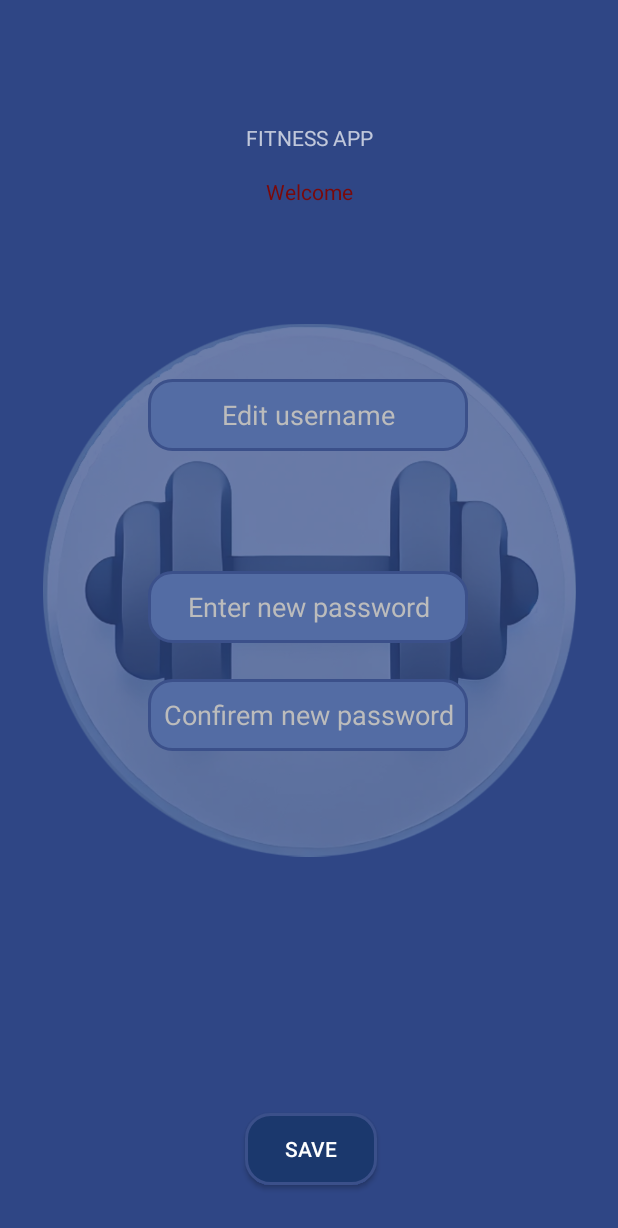
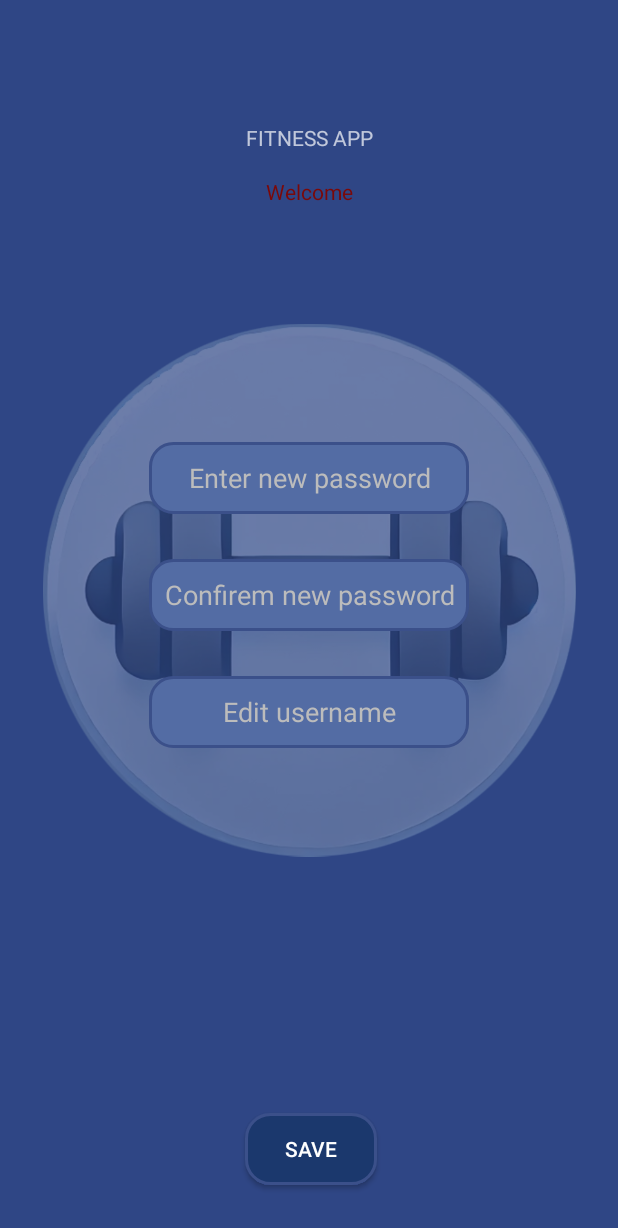
Before and after one commit to elberra0/GroupAssessmentProject, an Android app: the fragment EditDataFragment placed in its activity, on a phone screen of 412 x 824 dp. Shown: the top 1228 px of the screen. Run offline under Robolectric (Android 15) with nearby library versions, the phone set to English and light mode, and no system bars.

Commit message:
Better edit data layout

```diff
--- a/app/src/main/res/layout/fragment_edit_data.xml
+++ b/app/src/main/res/layout/fragment_edit_data.xml
@@ -37,6 +37,26 @@
         app:srcCompat="@drawable/icon_background"
         tools:ignore="PrivateResource,ImageContrastCheck" />
 
+    <FrameLayout
+        android:layout_width="match_parent"
+        android:layout_height="match_parent"
+        app:layout_constraintBottom_toBottomOf="parent"
+        app:layout_constraintEnd_toEndOf="parent"
+        app:layout_constraintStart_toStartOf="parent"
+        app:layout_constraintTop_toTopOf="parent">
+
+        <ScrollView
+            android:layout_width="match_parent"
+            android:layout_height="wrap_content"
+            android:layout_gravity="center">
+
+            <LinearLayout
+                android:layout_width="match_parent"
+                android:layout_height="wrap_content"
+                android:gravity="center"
+                android:orientation="vertical"
+                android:padding="50dp">
+
                 <EditText
                     android:id="@+id/etEditPassword"
                     android:layout_width="wrap_content"
@@ -50,6 +70,7 @@
                     android:textAlignment="center"
                     android:textColor="@color/white"
                     android:textColorHint="@color/hintColor"
+                    android:layout_marginBottom="30dp"
                     app:layout_constraintBottom_toBottomOf="parent"
                     app:layout_constraintEnd_toEndOf="parent"
                     app:layout_constraintHorizontal_bias="0.497"
@@ -71,6 +92,7 @@
                     android:textAlignment="center"
                     android:textColor="@color/white"
                     android:textColorHint="@color/hintColor"
+                    android:layout_marginBottom="30dp"
                     app:layout_constraintBottom_toBottomOf="parent"
                     app:layout_constraintEnd_toEndOf="parent"
                     app:layout_constraintHorizontal_bias="0.497"
@@ -92,6 +114,7 @@
                     android:textAlignment="center"
                     android:textColor="@color/white"
                     android:textColorHint="@color/hintColor"
+                    android:layout_marginBottom="30dp"
                     app:layout_constraintBottom_toBottomOf="parent"
                     app:layout_constraintEnd_toEndOf="parent"
                     app:layout_constraintHorizontal_bias="0.497"
@@ -99,6 +122,11 @@
                     app:layout_constraintTop_toTopOf="parent"
                     app:layout_constraintVertical_bias="0.326"
                     tools:ignore="LabelFor,TextContrastCheck" />
+
+            </LinearLayout>
+        </ScrollView>
+    </FrameLayout>
+
 
     <Button
         android:id="@+id/btnSaveData"
```
Lines whose indentation alone changed are shown as unchanged.
